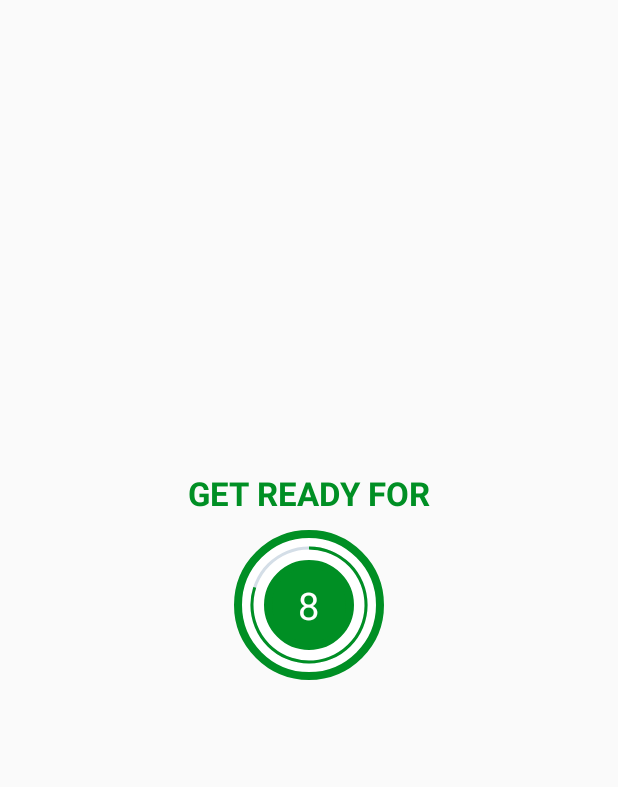
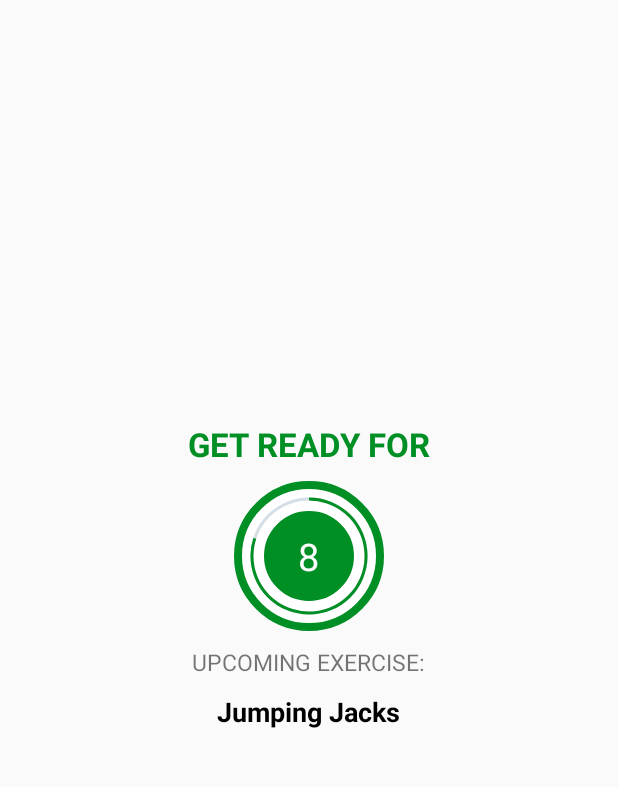
Before and after one commit to perooo1/7MinuteWorkout, an Android app: the screen it shows after launch (ExerciseActivity), after a tap on "START", on a phone screen of 412 x 824 dp, the part 84-871 px from its top. Run offline under Robolectric (Android 15) with nearby library versions, the phone set to English and light mode, and no system bars.

Commit message:
Finished switching exercises

```diff
--- /dev/null
+++ b/app/src/main/java/com/plenart/a7minuteworkout/Constants.kt
@@ -0,0 +1,46 @@
+package com.plenart.a7minuteworkout
+
+class Constants {
+    companion object{
+        fun defaultExerciseList(): ArrayList<ExerciseModel>{
+            val exerciseList = ArrayList<ExerciseModel>();
+            val jumpingJacks = ExerciseModel(1,"Jumping Jacks", R.drawable.ic_jumping_jacks,false,false);
+            exerciseList.add(jumpingJacks);
+
+            val wallSit = ExerciseModel(2, "Wall Sit", R.drawable.ic_wall_sit, false, false)
+            exerciseList.add(wallSit)
+
+            val pushUp = ExerciseModel(3, "Push Up", R.drawable.ic_push_up, false, false)
+            exerciseList.add(pushUp)
+
+            val abdominalCrunch = ExerciseModel(4, "Abdominal Crunch", R.drawable.ic_abdominal_crunch, false, false)
+            exerciseList.add(abdominalCrunch)
+
+            val stepUpOnChair =ExerciseModel(5,"Step-Up onto Chair", R.drawable.ic_step_up_onto_chair, false, false);
+            exerciseList.add(stepUpOnChair)
+
+            val squat = ExerciseModel(6, "Squat", R.drawable.ic_squat, false, false)
+            exerciseList.add(squat)
+
+            val tricepDipOnChair =  ExerciseModel(  7,"Tricep Dip On Chair",   R.drawable.ic_triceps_dip_on_chair,false,false);
+            exerciseList.add(tricepDipOnChair)
+
+            val plank = ExerciseModel(8, "Plank", R.drawable.ic_plank, false, false)
+            exerciseList.add(plank)
+
+            val highKneesRunningInPlace =    ExerciseModel(9, "High Knees Running In Place",  R.drawable.ic_high_knees_running_in_place,false,false)
+            exerciseList.add(highKneesRunningInPlace)
+
+            val lunges = ExerciseModel(10, "Lunges", R.drawable.ic_lunge, false, false)
+            exerciseList.add(lunges)
+
+            val pushupAndRotation = ExerciseModel( 11,      "Push up and Rotation",  R.drawable.ic_push_up_and_rotation,   false, false);
+            exerciseList.add(pushupAndRotation)
+
+            val sidePlank = ExerciseModel(12, "Side Plank", R.drawable.ic_side_plank, false, false)
+            exerciseList.add(sidePlank)
+
+            return exerciseList;
+        }
+    }
+}
--- a/app/src/main/java/com/plenart/a7minuteworkout/ExerciseActivity.kt
+++ b/app/src/main/java/com/plenart/a7minuteworkout/ExerciseActivity.kt
@@ -15,6 +15,9 @@ class ExerciseActivity : AppCompatActivity() {
     private var exerciseTimer: CountDownTimer? = null;
     private var exerciseProgress = 0;
 
+    private var exerciseList: ArrayList<ExerciseModel>?= null;
+    private var currentExercisePosition = -1;
+
     override fun onCreate(savedInstanceState: Bundle?) {
         super.onCreate(savedInstanceState)
         setContentView(R.layout.activity_excercise)
@@ -29,6 +32,7 @@ class ExerciseActivity : AppCompatActivity() {
             onBackPressed();
         }
 
+        exerciseList = Constants.defaultExerciseList();     //kao static u javi
         setUpRestView();
     }
 
@@ -42,6 +46,7 @@ class ExerciseActivity : AppCompatActivity() {
             }
 
             override fun onFinish() {
+                currentExercisePosition++;
                 setUpExerciseView();
             }
 
@@ -50,11 +55,18 @@ class ExerciseActivity : AppCompatActivity() {
     }
 
     private fun setUpRestView(){
+
+        llRestView.visibility = View.VISIBLE;
+        llExerciseView.visibility = View.GONE;
+
+
         if(restTimer != null){
             restTimer!!.cancel();
             restProgress = 0;
         }
+        tvUpcomingExerciseName.text = exerciseList!![currentExercisePosition+1].getName();
         setRestProgressBar();
+
     }
 
     override fun onDestroy() {
@@ -82,7 +94,11 @@ class ExerciseActivity : AppCompatActivity() {
             }
 
             override fun onFinish() {
-                Toast.makeText(this@ExerciseActivity, "We will now start the rest screen", Toast.LENGTH_SHORT).show();
+                if(currentExercisePosition < exerciseList?.size!! -1)
+                    setUpRestView();
+                else{
+                    Toast.makeText(this@ExerciseActivity,"Congrats, you completed 7min workout!", Toast.LENGTH_SHORT).show(); //TODO
+                }
             }
 
         }.start();
@@ -99,6 +115,10 @@ class ExerciseActivity : AppCompatActivity() {
             exerciseProgress = 0;
         }
         setExerciseProgressBar();
+
+        ivImage.setImageResource(exerciseList!![currentExercisePosition].getImage());
+        tvExerciseName.text = exerciseList!![currentExercisePosition].getName();
+
     }
 
 }
--- a/app/src/main/res/layout/activity_excercise.xml
+++ b/app/src/main/res/layout/activity_excercise.xml
@@ -76,6 +76,26 @@
 
             </LinearLayout>
         </FrameLayout>
+
+        <TextView
+            android:layout_width="wrap_content"
+            android:layout_height="wrap_content"
+            android:text="@string/upcoming_exercise"
+            android:layout_marginTop="10dp"
+            android:textSize="15sp"
+            />
+
+        <TextView
+            android:id="@+id/tvUpcomingExerciseName"
+            android:layout_width="wrap_content"
+            android:layout_height="wrap_content"
+            android:text="@string/exercise_name"
+            android:layout_marginTop="10dp"
+            android:textColor="@color/black"
+            android:textStyle="bold"
+            android:textSize="@dimen/exercise_text_size"
+            />
+
     </LinearLayout>
 
     <LinearLayout
@@ -88,6 +108,16 @@
         android:visibility="gone"
         tools:visibility="visible"
         >
+
+        <ImageView
+            android:id="@+id/ivImage"
+            android:layout_width="match_parent"
+            android:layout_height="0dp"
+            android:scaleType="fitXY"
+            android:layout_weight="1"
+            android:contentDescription="@string/image"
+            android:src="@drawable/ic_jumping_jacks"
+            />
 
         <TextView
             android:id="@+id/tvExerciseName"
--- a/app/src/main/res/values/strings.xml
+++ b/app/src/main/res/values/strings.xml
@@ -6,4 +6,5 @@
     <string name="timer_start">10</string>
     <string name="exercise_name">Exercise name</string>
     <string name="progressBarExercise_max">30</string>
+    <string name="upcoming_exercise">UPCOMING EXERCISE:</string>
 </resources>
```
Also changed, not shown: app/src/main/java/com/plenart/a7minuteworkout/ExerciseModel.kt (+31 -1 lines), app/src/main/res/drawable/ic_abdominal_crunch.png (added), app/src/main/res/drawable/ic_high_knees_running_in_place.png (added), app/src/main/res/drawable/ic_jumping_jacks.png (added), app/src/main/res/drawable/ic_lunge.png (added), app/src/main/res/drawable/ic_plank.png (added).
